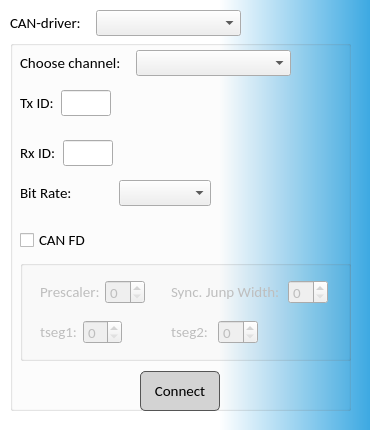
Before: the Qt Designer form connectcandialog.ui in Dimkostyanichtov/UdsDiagnosticTool, drawn with Qt 5.
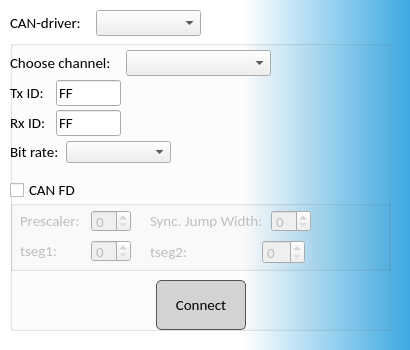
After: the same form once the commit is applied. Icons and pictures are not drawn.

```diff
--- a/connectcandialog.ui
+++ b/connectcandialog.ui
@@ -9,8 +9,8 @@
    <rect>
     <x>0</x>
     <y>0</y>
-    <width>370</width>
-    <height>430</height>
+    <width>410</width>
+    <height>350</height>
    </rect>
   </property>
   <property name="sizePolicy">
@@ -40,10 +40,16 @@
     <rect>
      <x>10</x>
      <y>40</y>
-     <width>341</width>
-     <height>371</height>
+     <width>381</width>
+     <height>291</height>
     </rect>
    </property>
+   <property name="font">
+    <font>
+     <family>Calibri</family>
+     <pointsize>11</pointsize>
+    </font>
+   </property>
    <property name="title">
     <string/>
    </property>
@@ -53,8 +59,8 @@
    <widget class="QCheckBox" name="canfdCheckBox">
     <property name="geometry">
      <rect>
-      <x>10</x>
-      <y>190</y>
+      <x>0</x>
+      <y>140</y>
       <width>76</width>
       <height>20</height>
      </rect>
@@ -75,30 +81,36 @@
     </property>
     <property name="geometry">
      <rect>
-      <x>10</x>
-      <y>220</y>
-      <width>331</width>
-      <height>101</height>
+      <x>0</x>
+      <y>160</y>
+      <width>381</width>
+      <height>71</height>
      </rect>
     </property>
     <property name="title">
      <string/>
     </property>
-    <widget class="QWidget" name="layoutWidget">
+    <widget class="QWidget" name="">
      <property name="geometry">
       <rect>
-       <x>20</x>
-       <y>20</y>
-       <width>105</width>
-       <height>24</height>
+       <x>10</x>
+       <y>10</y>
+       <width>111</width>
+       <height>22</height>
       </rect>
      </property>
      <layout class="QHBoxLayout" name="prescalerHorizontalLayout">
       <item>
        <widget class="QLabel" name="prescalerLabel">
+        <property name="minimumSize">
+         <size>
+          <width>70</width>
+          <height>0</height>
+         </size>
+        </property>
         <property name="maximumSize">
          <size>
-          <width>60</width>
+          <width>70</width>
           <height>16777215</height>
          </size>
         </property>
@@ -115,55 +127,14 @@
       </item>
       <item>
        <widget class="QSpinBox" name="prescalerSpinBox">
-        <property name="maximumSize">
+        <property name="minimumSize">
          <size>
           <width>40</width>
-          <height>16777215</height>
+          <height>0</height>
          </size>
         </property>
-        <property name="font">
-         <font>
-          <family>Calibri</family>
-          <pointsize>11</pointsize>
-         </font>
-        </property>
-       </widget>
-      </item>
-     </layout>
-    </widget>
-    <widget class="QWidget" name="layoutWidget">
-     <property name="geometry">
-      <rect>
-       <x>150</x>
-       <y>20</y>
-       <width>161</width>
-       <height>24</height>
-      </rect>
-     </property>
-     <layout class="QHBoxLayout" name="sjwHorizontalLayout">
-      <item>
-       <widget class="QLabel" name="sjwLabel">
         <property name="maximumSize">
          <size>
-          <width>110</width>
-          <height>16777215</height>
-         </size>
-        </property>
-        <property name="font">
-         <font>
-          <family>Calibri</family>
-          <pointsize>11</pointsize>
-         </font>
-        </property>
-        <property name="text">
-         <string>Sync. Junp Width:</string>
-        </property>
-       </widget>
-      </item>
-      <item>
-       <widget class="QSpinBox" name="sjwSpinBox">
-        <property name="maximumSize">
-         <size>
           <width>40</width>
           <height>16777215</height>
          </size>
@@ -178,21 +149,27 @@
       </item>
      </layout>
     </widget>
-    <widget class="QWidget" name="layoutWidget">
+    <widget class="QWidget" name="">
      <property name="geometry">
       <rect>
-       <x>20</x>
-       <y>60</y>
-       <width>82</width>
-       <height>24</height>
+       <x>10</x>
+       <y>40</y>
+       <width>111</width>
+       <height>22</height>
       </rect>
      </property>
      <layout class="QHBoxLayout" name="tseg1HorizontalLayout">
       <item>
        <widget class="QLabel" name="tseg1Label">
+        <property name="minimumSize">
+         <size>
+          <width>70</width>
+          <height>0</height>
+         </size>
+        </property>
         <property name="maximumSize">
          <size>
-          <width>40</width>
+          <width>70</width>
           <height>16777215</height>
          </size>
         </property>
@@ -209,6 +186,12 @@
       </item>
       <item>
        <widget class="QSpinBox" name="tseg1SpinBox">
+        <property name="minimumSize">
+         <size>
+          <width>40</width>
+          <height>0</height>
+         </size>
+        </property>
         <property name="maximumSize">
          <size>
           <width>40</width>
@@ -225,22 +208,81 @@
       </item>
      </layout>
     </widget>
-    <widget class="QWidget" name="layoutWidget">
+    <widget class="QWidget" name="">
      <property name="geometry">
       <rect>
-       <x>150</x>
-       <y>60</y>
-       <width>91</width>
+       <x>140</x>
+       <y>10</y>
+       <width>161</width>
+       <height>22</height>
+      </rect>
+     </property>
+     <layout class="QHBoxLayout" name="sjwhHorizontalLayout">
+      <item>
+       <widget class="QLabel" name="sjwLabel">
+        <property name="minimumSize">
+         <size>
+          <width>120</width>
+          <height>0</height>
+         </size>
+        </property>
+        <property name="maximumSize">
+         <size>
+          <width>120</width>
+          <height>16777215</height>
+         </size>
+        </property>
+        <property name="font">
+         <font>
+          <family>Calibri</family>
+          <pointsize>11</pointsize>
+         </font>
+        </property>
+        <property name="text">
+         <string>Sync. Jump Width:</string>
+        </property>
+       </widget>
+      </item>
+      <item>
+       <widget class="QSpinBox" name="sjwSpinBox">
+        <property name="minimumSize">
+         <size>
+          <width>40</width>
+          <height>0</height>
+         </size>
+        </property>
+        <property name="maximumSize">
+         <size>
+          <width>40</width>
+          <height>16777215</height>
+         </size>
+        </property>
+        <property name="font">
+         <font>
+          <family>Calibri</family>
+          <pointsize>11</pointsize>
+         </font>
+        </property>
+       </widget>
+      </item>
+     </layout>
+    </widget>
+    <widget class="QWidget" name="">
+     <property name="geometry">
+      <rect>
+       <x>140</x>
+       <y>40</y>
+       <width>155</width>
        <height>24</height>
       </rect>
      </property>
-     <layout class="QHBoxLayout" name="tseg2HorizontalLayout">
+     <layout class="QHBoxLayout" name="horizontalLayout">
       <item>
        <widget class="QLabel" name="tseg2Label">
-        <property name="maximumSize">
+        <property name="minimumSize">
          <size>
-          <width>40</width>
-          <height>16777215</height>
+          <width>110</width>
+          <height>0</height>
          </size>
         </property>
         <property name="font">
@@ -255,13 +297,7 @@
        </widget>
       </item>
       <item>
-       <widget class="QSpinBox" name="tseg2SpinBox">
-        <property name="maximumSize">
-         <size>
-          <width>40</width>
-          <height>16777215</height>
-         </size>
-        </property>
+       <widget class="QSpinBox" name="spinBox">
         <property name="font">
          <font>
           <family>Calibri</family>
@@ -276,10 +312,10 @@
    <widget class="QWidget" name="horizontalLayoutWidget">
     <property name="geometry">
      <rect>
-      <x>-1</x>
-      <y>330</y>
-      <width>341</width>
-      <height>42</height>
+      <x>0</x>
+      <y>240</y>
+      <width>381</width>
+      <height>51</height>
      </rect>
     </property>
     <layout class="QHBoxLayout" name="horizontalLayout_2">
@@ -300,8 +336,8 @@
       <widget class="QPushButton" name="connectPushButton">
        <property name="minimumSize">
         <size>
-         <width>80</width>
-         <height>40</height>
+         <width>90</width>
+         <height>50</height>
         </size>
        </property>
        <property name="font">
@@ -335,18 +371,24 @@
      </item>
     </layout>
    </widget>
-   <widget class="QWidget" name="layoutWidget">
+   <widget class="QWidget" name="">
     <property name="geometry">
      <rect>
-      <x>10</x>
+      <x>0</x>
       <y>10</y>
-      <width>271</width>
+      <width>261</width>
       <height>26</height>
      </rect>
     </property>
     <layout class="QHBoxLayout" name="channelHorizontalLayout">
      <item>
       <widget class="QLabel" name="channelLabel">
+       <property name="minimumSize">
+        <size>
+         <width>110</width>
+         <height>0</height>
+        </size>
+       </property>
        <property name="maximumSize">
         <size>
          <width>110</width>
@@ -376,21 +418,27 @@
      </item>
     </layout>
    </widget>
-   <widget class="QWidget" name="layoutWidget">
+   <widget class="QWidget" name="">
     <property name="geometry">
      <rect>
-      <x>10</x>
-      <y>50</y>
-      <width>91</width>
+      <x>0</x>
+      <y>40</y>
+      <width>111</width>
       <height>26</height>
      </rect>
     </property>
     <layout class="QHBoxLayout" name="txidHorizontalLayout">
      <item>
       <widget class="QLabel" name="txidLabel">
+       <property name="minimumSize">
+        <size>
+         <width>40</width>
+         <height>0</height>
+        </size>
+       </property>
        <property name="maximumSize">
         <size>
-         <width>50</width>
+         <width>40</width>
          <height>16777215</height>
         </size>
        </property>
@@ -407,37 +455,46 @@
      </item>
      <item>
       <widget class="QLineEdit" name="txidLineEdit">
-       <property name="maximumSize">
-        <size>
-         <width>50</width>
-         <height>16777215</height>
-        </size>
-       </property>
        <property name="font">
         <font>
          <family>Calibri</family>
          <pointsize>11</pointsize>
         </font>
        </property>
+       <property name="inputMask">
+        <string/>
+       </property>
+       <property name="text">
+        <string>FF</string>
+       </property>
+       <property name="maxLength">
+        <number>6</number>
+       </property>
       </widget>
      </item>
     </layout>
    </widget>
-   <widget class="QWidget" name="layoutWidget">
+   <widget class="QWidget" name="">
     <property name="geometry">
      <rect>
-      <x>10</x>
-      <y>100</y>
-      <width>93</width>
+      <x>0</x>
+      <y>70</y>
+      <width>111</width>
       <height>26</height>
      </rect>
     </property>
     <layout class="QHBoxLayout" name="rxidHorizontalLayout">
      <item>
       <widget class="QLabel" name="rxidLabel">
+       <property name="minimumSize">
+        <size>
+         <width>40</width>
+         <height>0</height>
+        </size>
+       </property>
        <property name="maximumSize">
         <size>
-         <width>50</width>
+         <width>40</width>
          <height>16777215</height>
         </size>
        </property>
@@ -454,34 +511,46 @@
      </item>
      <item>
       <widget class="QLineEdit" name="rxidLineEdit">
-       <property name="maximumSize">
-        <size>
-         <width>50</width>
-         <height>16777215</height>
-        </size>
-       </property>
        <property name="font">
         <font>
          <family>Calibri</family>
          <pointsize>11</pointsize>
         </font>
        </property>
+       <property name="text">
+        <string>FF</string>
+       </property>
+       <property name="maxLength">
+        <number>6</number>
+       </property>
       </widget>
      </item>
     </layout>
    </widget>
-   <widget class="QWidget" name="layoutWidget">
+   <widget class="QWidget" name="">
     <property name="geometry">
      <rect>
-      <x>10</x>
-      <y>140</y>
-      <width>191</width>
-      <height>26</height>
+      <x>0</x>
+      <y>100</y>
+      <width>161</width>
+      <height>24</height>
      </rect>
     </property>
     <layout class="QHBoxLayout" name="bitrateHorizontalLayout">
      <item>
       <widget class="QLabel" name="bitrateLabel">
+       <property name="minimumSize">
+        <size>
+         <width>50</width>
+         <height>0</height>
+        </size>
+       </property>
+       <property name="maximumSize">
+        <size>
+         <width>50</width>
+         <height>16777215</height>
+        </size>
+       </property>
        <property name="font">
         <font>
          <family>Calibri</family>
@@ -489,29 +558,22 @@
         </font>
        </property>
        <property name="text">
-        <string>Bit Rate:</string>
+        <string>Bit rate:</string>
        </property>
       </widget>
      </item>
      <item>
-      <widget class="QComboBox" name="bitrateComboBox">
-       <property name="font">
-        <font>
-         <family>Calibri</family>
-         <pointsize>11</pointsize>
-        </font>
-       </property>
-      </widget>
+      <widget class="QComboBox" name="bitrateComboBox"/>
      </item>
     </layout>
    </widget>
   </widget>
-  <widget class="QWidget" name="layoutWidget">
+  <widget class="QWidget" name="">
    <property name="geometry">
     <rect>
      <x>10</x>
      <y>10</y>
-     <width>231</width>
+     <width>191</width>
      <height>26</height>
     </rect>
    </property>
```
Left out of the diff: 12 changed lines with no effect on the pictures.
